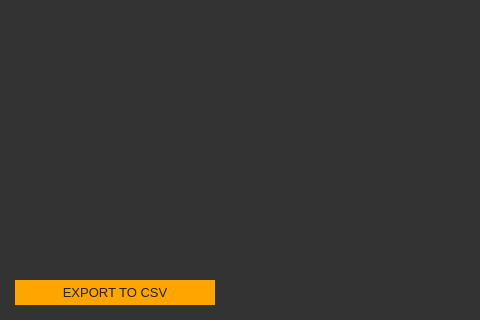
Old version of the form src/gui/ui/transactionsframe.ui in the repository ConcealNetwork/conceal-desktop; both pictures show x 0 to 480 and y 280 to 600 of the 800 by 600 pixel window.
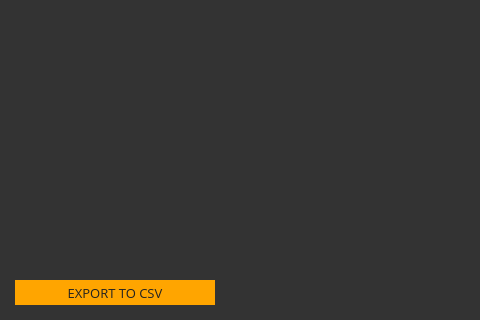
New version of the form.

The edit to the form file:
```diff
--- a/src/gui/ui/transactionsframe.ui
+++ b/src/gui/ui/transactionsframe.ui
@@ -18,7 +18,7 @@
   </property>
   <property name="font">
    <font>
-    <family>Arial</family>
+    <family>Open Sans</family>
     <pointsize>9</pointsize>
    </font>
   </property>
@@ -187,7 +187,7 @@
        </property>
        <property name="font">
         <font>
-         <family>Arial</family>
+         <family>Open Sans</family>
          <pointsize>10</pointsize>
         </font>
        </property>
```
Left out of the diff: 2 changed lines with no effect on the pictures.
